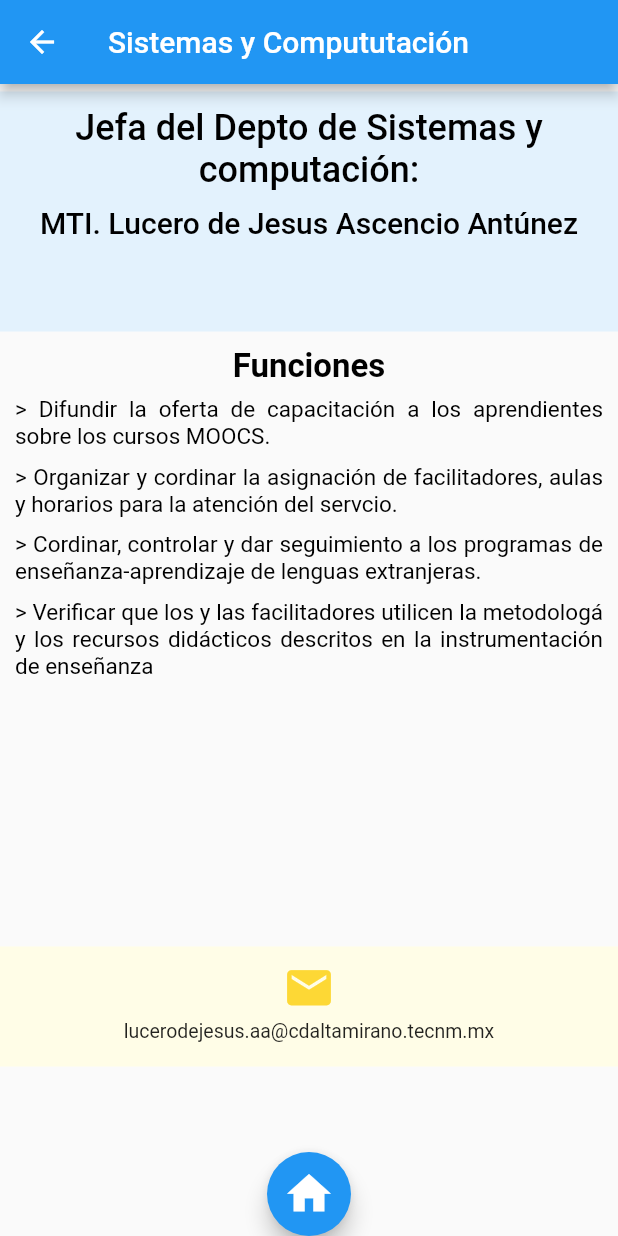
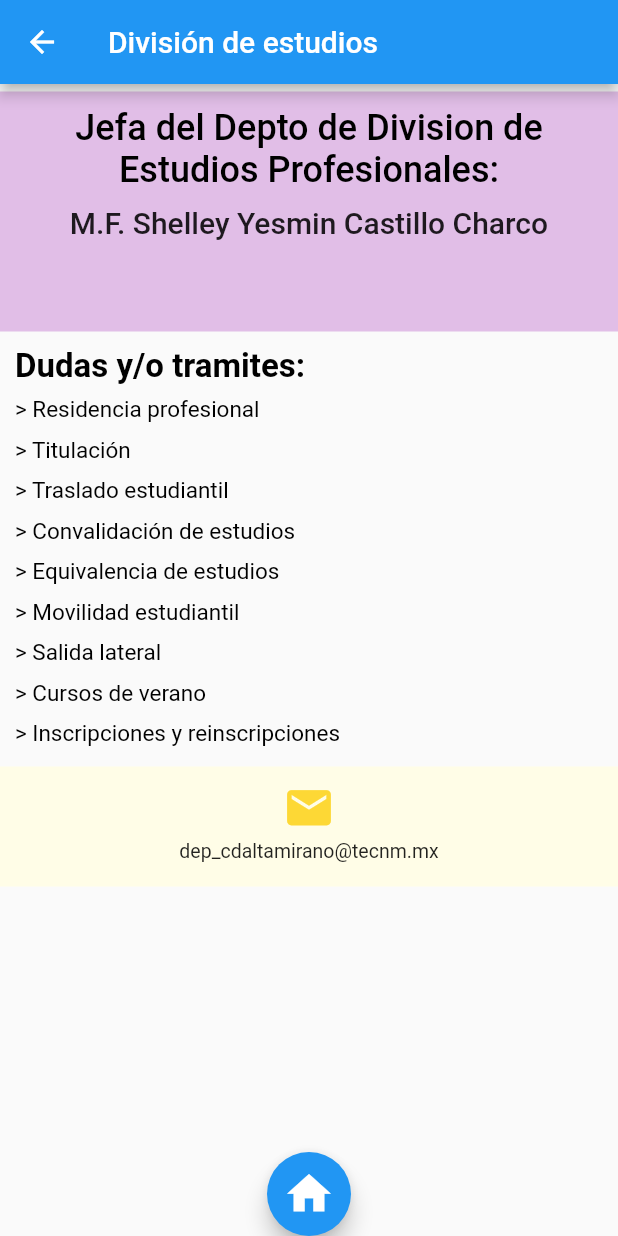
Before and after one commit to Jeryn61297/proyecto_itca, a Flutter app: the SistemasPage screen opened directly, on a phone screen of 412 x 824 dp. Run offline on Flutter 3.47's test engine with Material 2 defaults, Android fonts, the phone set to English and light mode, and no system bars.

Commit message:
ajustes 2.1

```diff
--- a/lib/src/pag/fold_carreras/carreras.dart
+++ b/lib/src/pag/fold_carreras/carreras.dart
@@ -52,7 +52,7 @@ Widget _Botones(context) {
   return Padding(
     padding: EdgeInsets.symmetric(horizontal: 5),
     child: Container(
-        height: 560,
+        height: 380,
         width: double.infinity,
         color: Colors.cyan[100],
         child: GridView.count(
--- a/lib/src/pag/fold_oficinas.dart/oficinas.dart
+++ b/lib/src/pag/fold_oficinas.dart/oficinas.dart
@@ -62,7 +62,7 @@ Widget _Botones(context) {
             Muestra(
               child: RaisedButton(
                 child: Text(
-                  'Sistemas y\nComputación',
+                  'División de\nEstudios',
                 ),
                 onPressed: () {
                   Navigator.push(
@@ -70,16 +70,16 @@ Widget _Botones(context) {
                       MaterialPageRoute(
                           builder: (BuildContext context) => SistemasPage()));
                 },
-                color: Colors.blue[400],
+                color: Colors.purple[200],
                 textColor: Colors.white,
               ),
             ),
             Muestra(
               child: RaisedButton(
-                child: Text('Desarrollo\nAcademico'),
+                child: Text('Sistemas y\nComputación'),
                 onPressed: () {},
-                color: Colors.yellow[500],
-                textColor: Colors.grey[700],
+                color: Colors.blue[400],
+                textColor: Colors.white,
               ),
             ),
             Muestra(
--- a/lib/src/pag/fold_oficinas.dart/sistemas.dart
+++ b/lib/src/pag/fold_oficinas.dart/sistemas.dart
@@ -8,7 +8,7 @@ class SistemasPage extends StatelessWidget {
   Widget build(BuildContext context) {
     return Scaffold(
         appBar: AppBar(
-          title: Text('Sistemas y Compututación'),
+          title: Text('División de estudios'),
         ),
         body: Stack(
           children: <Widget>[
@@ -33,12 +33,12 @@ Widget _Name() {
     padding: EdgeInsets.symmetric(horizontal: 14),
     width: double.infinity,
     height: 160,
-    color: Colors.blue[50],
+    color: Colors.purple[100],
     child: Column(
       children: <Widget>[
         SizedBox(height: 10),
         Text(
-          'Jefa del Depto de Sistemas y computación:',
+          'Jefa del Depto de Division de Estudios Profesionales:',
           style: TextStyle(
             color: Colors.black,
             fontSize: 24,
@@ -48,9 +48,9 @@ Widget _Name() {
         ),
         SizedBox(height: 10),
         Text(
-          'MTI. Lucero de Jesus Ascencio Antúnez',
+          'M.F. Shelley Yesmin Castillo Charco',
           style: TextStyle(
-            color: Colors.black,
+            color: Colors.black87,
             fontSize: 20,
             fontWeight: FontWeight.w500,
           ),
@@ -66,13 +66,13 @@ Widget _Funciones() {
     padding: EdgeInsets.symmetric(horizontal: 10),
     child: Container(
       width: double.infinity,
-      height: 410,
+      height: 290,
       //color: Colors.yellowAccent,
-      child: Column(
+      child: ListView(
         children: <Widget>[
           SizedBox(height: 10),
           Text(
-            'Funciones',
+            'Dudas y/o tramites:',
             style: TextStyle(
               color: Colors.black,
               fontSize: 22,
@@ -81,26 +81,41 @@ Widget _Funciones() {
             textAlign: TextAlign.start,
           ),
           SizedBox(height: 7),
-          Text(
-              '> Difundir la oferta de capacitación a los aprendientes sobre los cursos MOOCS.',
+          Text('> Residencia profesional',
               style: TextStyle(color: Colors.black, fontSize: 15),
               textAlign: TextAlign.justify),
           SizedBox(height: 9),
-          Text(
-              '> Organizar y cordinar la asignación de facilitadores, aulas y horarios para la atención del servcio.',
+          Text('> Titulación',
               style: TextStyle(color: Colors.black, fontSize: 15),
               textAlign: TextAlign.justify),
           SizedBox(height: 9),
-          Text(
-              '> Cordinar, controlar y dar seguimiento a los programas de enseñanza-aprendizaje de lenguas extranjeras.',
+          Text('> Traslado estudiantil',
               style: TextStyle(color: Colors.black, fontSize: 15),
               textAlign: TextAlign.justify),
           SizedBox(height: 9),
-          Text(
-              '> Verificar que los y las facilitadores utilicen la metodologá y los recursos didácticos descritos en la instrumentación de enseñanza',
+          Text('> Convalidación de estudios',
               style: TextStyle(color: Colors.black, fontSize: 15),
               textAlign: TextAlign.justify),
           SizedBox(height: 9),
+          Text('> Equivalencia de estudios',
+              style: TextStyle(color: Colors.black, fontSize: 15),
+              textAlign: TextAlign.justify),
+          SizedBox(height: 9),
+          Text('> Movilidad estudiantil',
+              style: TextStyle(color: Colors.black, fontSize: 15),
+              textAlign: TextAlign.justify),
+          SizedBox(height: 9),
+          Text('> Salida lateral',
+              style: TextStyle(color: Colors.black, fontSize: 15),
+              textAlign: TextAlign.justify),
+          SizedBox(height: 9),
+          Text('> Cursos de verano',
+              style: TextStyle(color: Colors.black, fontSize: 15),
+              textAlign: TextAlign.justify),
+          SizedBox(height: 9),
+          Text('> Inscripciones y reinscripciones',
+              style: TextStyle(color: Colors.black, fontSize: 15),
+              textAlign: TextAlign.justify),
         ],
       ),
     ),
@@ -123,7 +138,7 @@ Widget _Contacto() {
           ),
           SizedBox(height: 4),
           Text(
-            'lucerodejesus.aa@cdaltamirano.tecnm.mx',
+            'dep_cdaltamirano@tecnm.mx',
             style: TextStyle(fontSize: 13),
           ),
         ],
```
